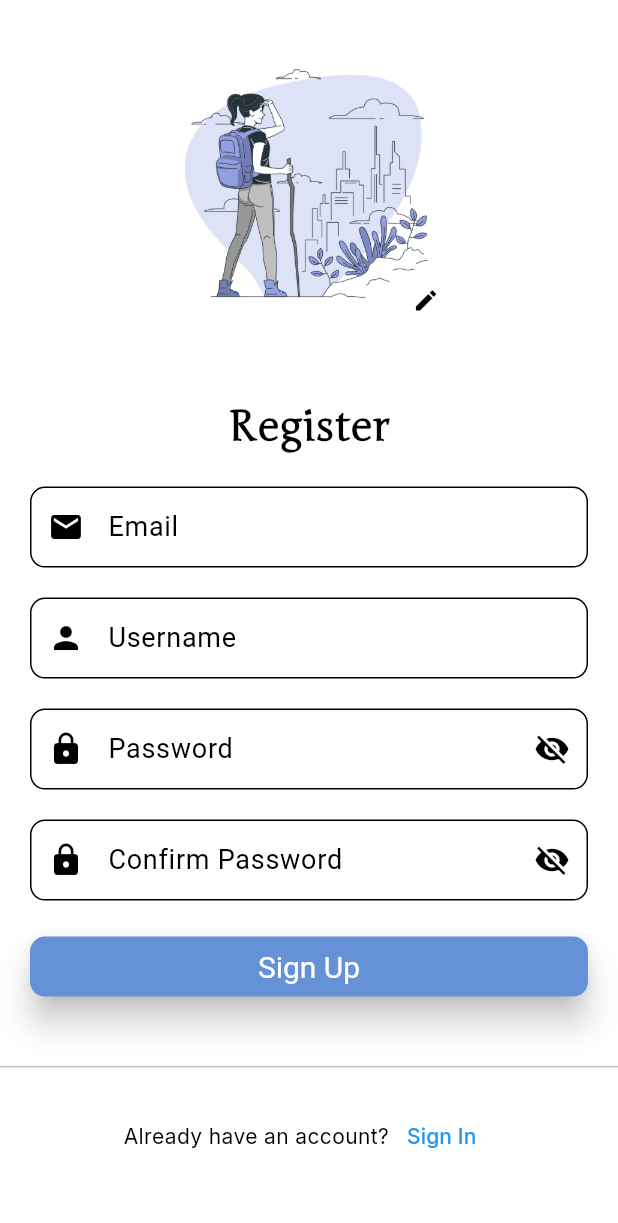
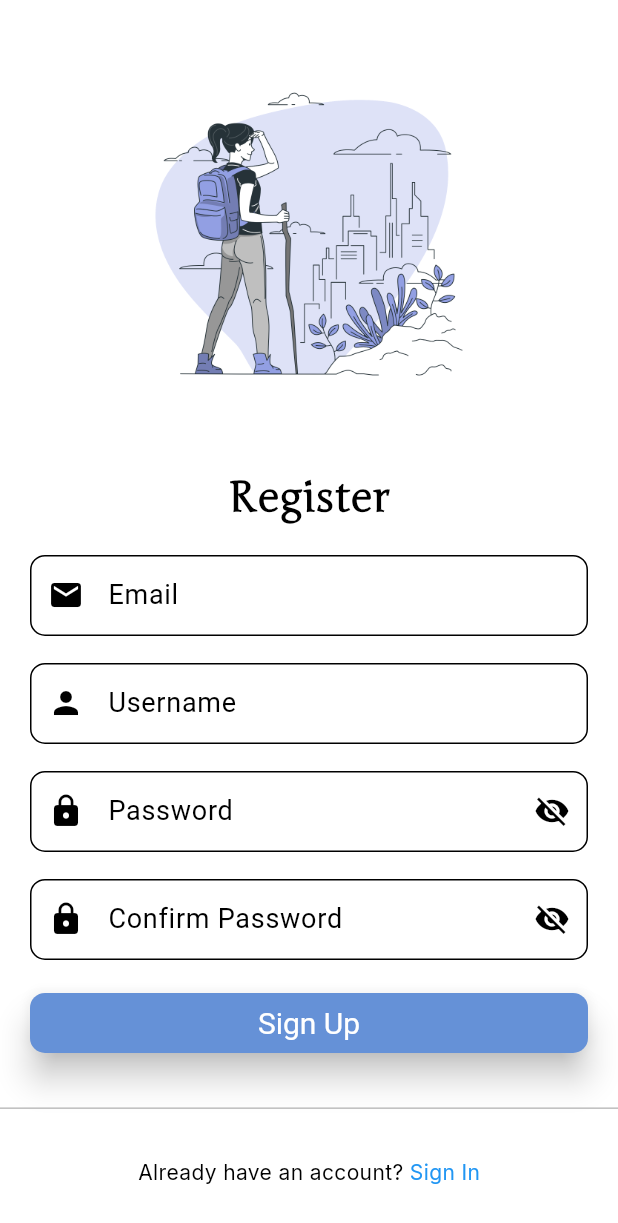
Before and after one commit to Binumaka/VoyageVue, a Flutter app: the RegisterView screen opened directly, on a phone screen of 412 x 824 dp. Shown: the top 1223 px of the screen. Run offline on Flutter 3.47's test engine with Material 3 defaults, Android fonts, the phone set to English and light mode, and no system bars; our stand-ins replace dartz, dio, equatable, flutter_bloc, get_it, hive_flutter and 2 more; accounts and stored records are empty; Roboto replaces fonts that are missing (Montserrat); statements that could not run were skipped; project files that could hold a hidden picture were left out.

Commit message:
removing upload image form register

```diff
--- a/lib/features/auth/presentation/view/registerview.dart
+++ b/lib/features/auth/presentation/view/registerview.dart
@@ -1,9 +1,5 @@
-import 'dart:io';
-
 import 'package:flutter/material.dart';
 import 'package:flutter_bloc/flutter_bloc.dart';
-import 'package:image_picker/image_picker.dart';
-import 'package:permission_handler/permission_handler.dart';
 import 'package:voyagevue/features/auth/presentation/view_model/register/register_bloc.dart';
 
 class RegisterView extends StatefulWidget {
@@ -14,7 +10,7 @@ class RegisterView extends StatefulWidget {
 }
 
 class RegisterViewState extends State<RegisterView> {
-  final _gap = const SizedBox(height: 20);
+  final _gap = const SizedBox(height: 18);
   final _key = GlobalKey<FormState>();
   final emailController = TextEditingController();
   final usernameController = TextEditingController();
@@ -23,30 +19,6 @@ class RegisterViewState extends State<RegisterView> {
   bool isPasswordVisible = false;
   bool isConfirmPasswordVisible = false;
   String? _errorMessage;
-  File? _img;
-
-  checkCameraPermission() async {
-    if (await Permission.camera.request().isRestricted ||
-        await Permission.camera.request().isDenied) {
-      await Permission.camera.request();
-    }
-  }
-
-  Future<void> _browseImage(ImageSource imageSource) async {
-    try {
-      final image = await ImagePicker().pickImage(source: imageSource);
-      if (image != null) {
-        setState(() {
-          _img = File(image.path);
-          context.read<RegisterBloc>().add(
-                UploadImage(file: _img!),
-              );
-        });
-      }
-    } catch (e) {
-      debugPrint(e.toString());
-    }
-  }
 
   @override
   Widget build(BuildContext context) {
@@ -60,76 +32,17 @@ class RegisterViewState extends State<RegisterView> {
             child: Column(
               mainAxisAlignment: MainAxisAlignment.spaceEvenly,
               children: [
-                InkWell(
-                  onTap: () {
-                    showModalBottomSheet(
-                      context: context,
-                      shape: const RoundedRectangleBorder(
-                        borderRadius: BorderRadius.vertical(
-                          top: Radius.circular(20),
-                        ),
-                      ),
-                      builder: (context) => Padding(
-                        padding: const EdgeInsets.all(14),
-                        child: Row(
-                          mainAxisAlignment: MainAxisAlignment.spaceAround,
-                          children: [
-                            ElevatedButton.icon(
-                              onPressed: () {
-                                checkCameraPermission();
-                                _browseImage(ImageSource.camera);
-                                Navigator.pop(context);
-                              },
-                              icon: const Icon(Icons.camera),
-                              label: const Text('Camera'),
-                              style: ElevatedButton.styleFrom(
-                                backgroundColor: Colors.blue,
-                              ),
-                            ),
-                            ElevatedButton.icon(
-                              onPressed: () {
-                                _browseImage(ImageSource.gallery);
-                                Navigator.pop(context);
-                              },
-                              icon: const Icon(Icons.image),
-                              label: const Text('Gallery'),
-                              style: ElevatedButton.styleFrom(
-                                backgroundColor: Colors.blue,
-                              ),
-                            ),
-                          ],
-                        ),
-                      ),
-                    );
-                  },
-                  child: Container(
-                    height: 200,
-                    width: 200,
-                    decoration: BoxDecoration(
-                      shape: BoxShape.circle,
-                      image: DecorationImage(
-                        fit: BoxFit.cover,
-                        image: _img != null
-                            ? FileImage(_img!) as ImageProvider
-                            : const AssetImage('assets/images/Journey-bro.png'),
-                      ),
-                    ),
-                    child: const Align(
-                      alignment: Alignment.bottomRight,
-                      child: CircleAvatar(
-                        radius: 22,
-                        backgroundColor: Colors.white,
-                        child: Icon(
-                          Icons.edit,
-                          size: 18,
-                          color: Colors.black,
-                        ),
-                      ),
-                    ),
+                Container(
+                  height: MediaQuery.of(context).size.height * 0.3,
+                  width: double.infinity,
+                  color: Colors.white,
+                  child: Image.asset(
+                    'assets/images/Journey-bro.png',
+                    fit: BoxFit.contain,
                   ),
                 ),
                 Container(
-                  padding: const EdgeInsets.all(20),
+                  padding: const EdgeInsets.only(left: 20, right: 20),
                   child: Form(
                     key: _key,
                     child: Column(
@@ -287,21 +200,19 @@ class RegisterViewState extends State<RegisterView> {
                   height: 1,
                   color: Colors.grey.shade400,
                 ),
-                Padding(
-                  padding: const EdgeInsets.only(bottom: 20),
-                  child: Row(
-                    mainAxisSize: MainAxisSize.max,
+                Row(
                   mainAxisAlignment: MainAxisAlignment.center,
                   children: [
                     const Text(
-                        "Already have an account?",
+                      "Already have an account? ",
                       style: TextStyle(
                         fontFamily: 'Inter',
                         color: Colors.black,
                       ),
                     ),
-                      TextButton(
-                        onPressed: () {
+                    InkWell(
+                      key: const ValueKey('loginButton'),
+                      onTap: () {
                         Navigator.pop(context);
                       },
                       child: const Text(
@@ -314,7 +225,6 @@ class RegisterViewState extends State<RegisterView> {
                     ),
                   ],
                 ),
-                ),
               ],
             ),
           ),
```
Lines whose indentation alone changed are shown as unchanged.
